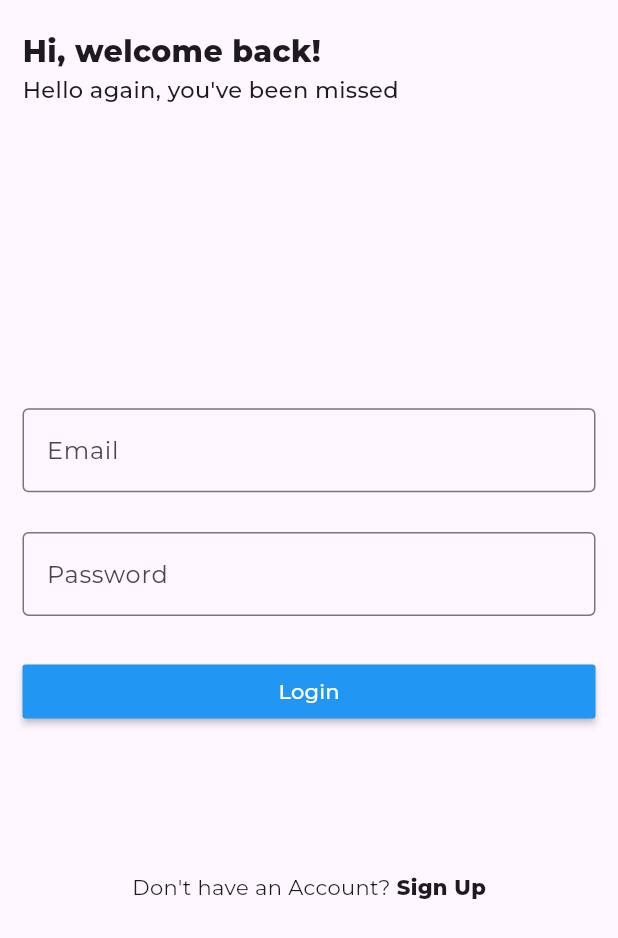
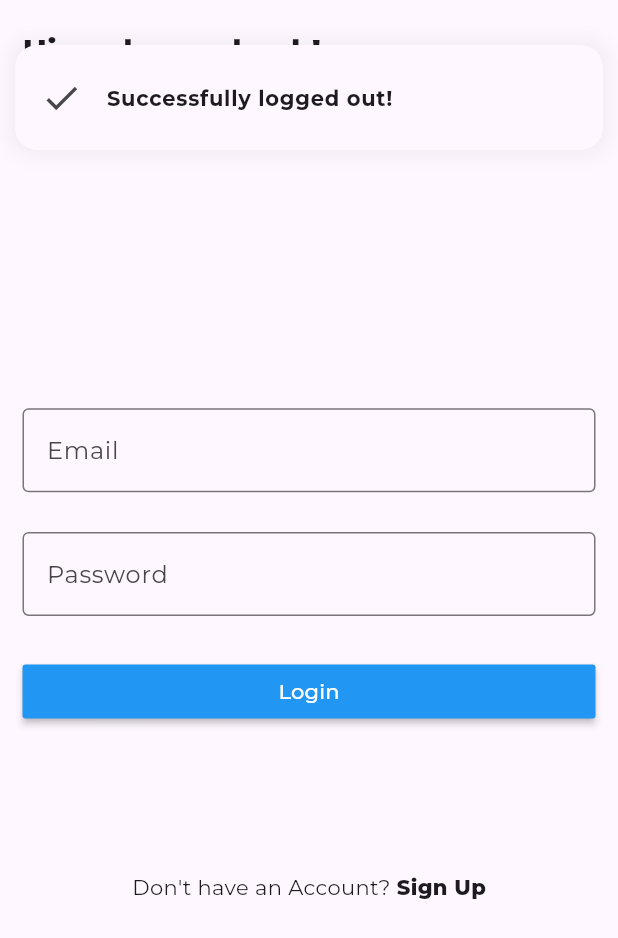
Before and after one commit to creativecoders1/chat_app, a Flutter app: the HomePage screen opened by its route, after a tap on the "logout" icon, on a phone screen of 412 x 824 dp. Shown: the top 938 px of the screen. Run offline on Flutter 3.47's test engine with Material 3 defaults, Android fonts, the phone set to English and light mode, and no system bars; drawn by our look-alikes of delightful_toast; our stand-ins replace firebase_auth, firebase_core, get_it, google_fonts; accounts and stored records are empty.

Commit message:
alertService

```diff
--- a/lib/pages/home_page.dart
+++ b/lib/pages/home_page.dart
@@ -1,3 +1,4 @@
+import 'package:chat_app/services/alert_service.dart';
 import 'package:chat_app/services/auth_service.dart';
 import 'package:chat_app/services/navigation_service.dart';
 import 'package:flutter/material.dart';
@@ -14,13 +15,14 @@ class _HomePageState extends State<HomePage> {
   final GetIt _getIt = GetIt.instance;
   late AuthService _authService;
   late NavigationService _navigationService;
+  late AlertService _alertService;
 
   @override
   void initState() {
     super.initState();
-
     _authService = _getIt.get<AuthService>();
     _navigationService = _getIt<NavigationService>();
+    _alertService = AlertService();
   }
 
   @override
@@ -33,6 +35,8 @@ class _HomePageState extends State<HomePage> {
             onPressed: () async {
               bool result = await _authService.logout();
               if (result) {
+                _alertService.showToast(
+                    text: "Successfully logged out!", icon: Icons.check);
                 _navigationService.pushReplacementNamed('/login');
               }
             },
--- a/lib/pages/login_page.dart
+++ b/lib/pages/login_page.dart
@@ -4,6 +4,7 @@ import 'package:chat_app/widgets/custom_form_field.dart';
 import 'package:flutter/material.dart';
 import 'package:get_it/get_it.dart';
 
+import '../services/alert_service.dart';
 import '../services/auth_service.dart';
 import '../services/navigation_service.dart';
 
@@ -19,14 +20,16 @@ class _LoginPageState extends State<LoginPage> {
   final GlobalKey<FormState> _loginFormKey = GlobalKey<FormState>();
   late AuthService _authService;
   late NavigationService _navigationService;
-  String email = ''; // Initialize non-nullable
-  String password = ''; // Initialize non-nullable
+  late AlertService _alertService;
+  String email = '';
+  String password = '';
 
   @override
   void initState() {
     super.initState();
     _authService = _getIt.get<AuthService>();
     _navigationService = _getIt.get<NavigationService>();
+    _alertService = AlertService();
   }
 
   @override
@@ -118,12 +121,9 @@ class _LoginPageState extends State<LoginPage> {
             if (result) {
               _navigationService.pushReplacementNamed('/home');
             } else {
-              ScaffoldMessenger.of(context).showSnackBar(
-                const SnackBar(
-                  content: Text('Login failed. Please try again.'),
-                  backgroundColor: Colors.red,
-                ),
-              );
+              _alertService.showToast(
+                  text: "Failed to login, Please try again!",
+                  icon: Icons.error);
             }
           }
         },
--- a/lib/services/alert_service.dart
+++ b/lib/services/alert_service.dart
@@ -0,0 +1,45 @@
+import 'package:delightful_toast/delight_toast.dart';
+import 'package:delightful_toast/toast/components/toast_card.dart';
+import 'package:delightful_toast/toast/utils/enums.dart';
+import 'package:flutter/material.dart';
+import 'package:get_it/get_it.dart';
+
+import 'navigation_service.dart';
+
+class AlertService {
+  final GetIt _getIt = GetIt.instance;
+  late NavigationService _navigationService;
+
+  AlertService() {
+    _navigationService = _getIt.get<NavigationService>();
+  }
+
+  void showToast({required String text, IconData icon = Icons.info}) {
+    try {
+      final context = _navigationService.navigatorKey.currentContext;
+      if (context != null) {
+        DelightToastBar(
+          autoDismiss: true,
+          position: DelightSnackbarPosition.top,
+          builder: (context) {
+            return ToastCard(
+              leading: Icon(
+                icon,
+                size: 28,
+              ),
+              title: Text(
+                text,
+                style:
+                    const TextStyle(fontSize: 14, fontWeight: FontWeight.w700),
+              ),
+            );
+          },
+        ).show(context);
+      } else {
+        print("Context is null. Cannot display toast.");
+      }
+    } catch (e) {
+      print("Error showing toast: $e");
+    }
+  }
+}
--- a/lib/services/navigation_service.dart
+++ b/lib/services/navigation_service.dart
@@ -1,5 +1,6 @@
 import 'package:chat_app/pages/home_page.dart';
 import 'package:chat_app/pages/login_page.dart';
+import 'package:chat_app/pages/register__page.dart';
 import 'package:flutter/cupertino.dart';
 import 'package:flutter/material.dart';
 
@@ -9,6 +10,7 @@ class NavigationService {
   // Define routes mapping
   final Map<String, Widget Function(BuildContext)> _routes = {
     "/login": (context) => const LoginPage(),
+    "/register": (context) => const RegisterPage(),
     "/home": (context) => const HomePage(),
   };
 
--- a/lib/utils.dart
+++ b/lib/utils.dart
@@ -1,4 +1,5 @@
 import 'package:chat_app/firebase_options.dart';
+import 'package:chat_app/services/alert_service.dart';
 import 'package:chat_app/services/auth_service.dart';
 import 'package:chat_app/services/navigation_service.dart';
 import 'package:firebase_core/firebase_core.dart';
@@ -13,6 +14,7 @@ Future<void> registerServices() async {
   final GetIt getIt = GetIt.instance;
   getIt.registerSingleton<AuthService>(AuthService());
   getIt.registerSingleton<NavigationService>(NavigationService());
+  getIt.registerSingleton<AlertService>(AlertService());
 }
 
 double screenWidth(BuildContext context) {
```
Also changed, not shown: lib/pages/register__page.dart (added, +15 -0 lines), 1 other file.
